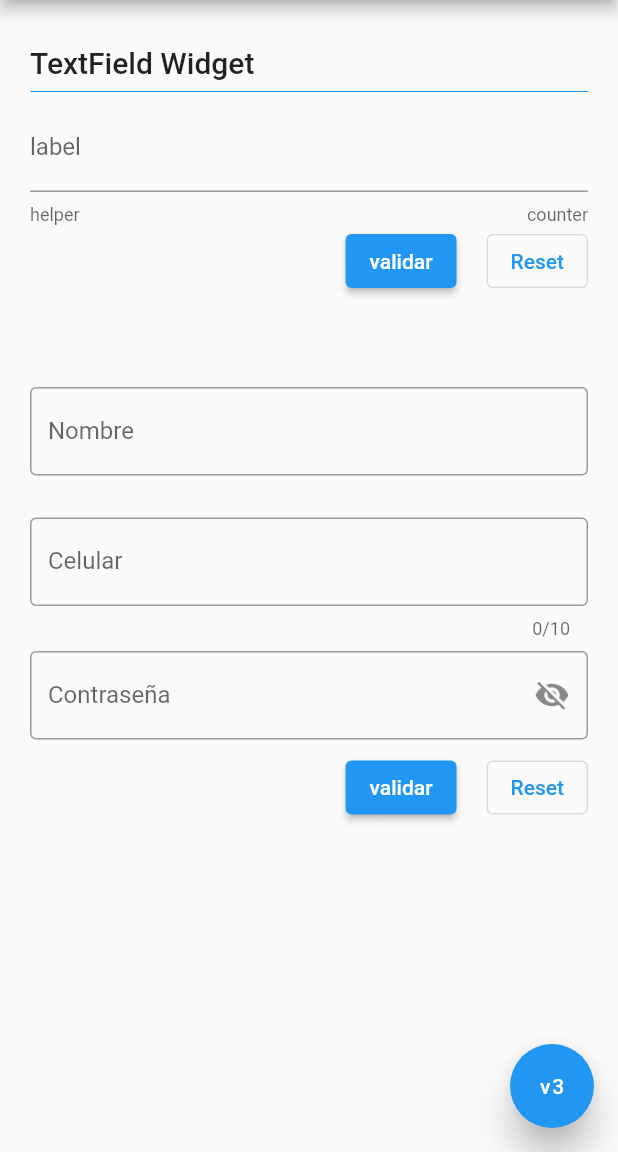
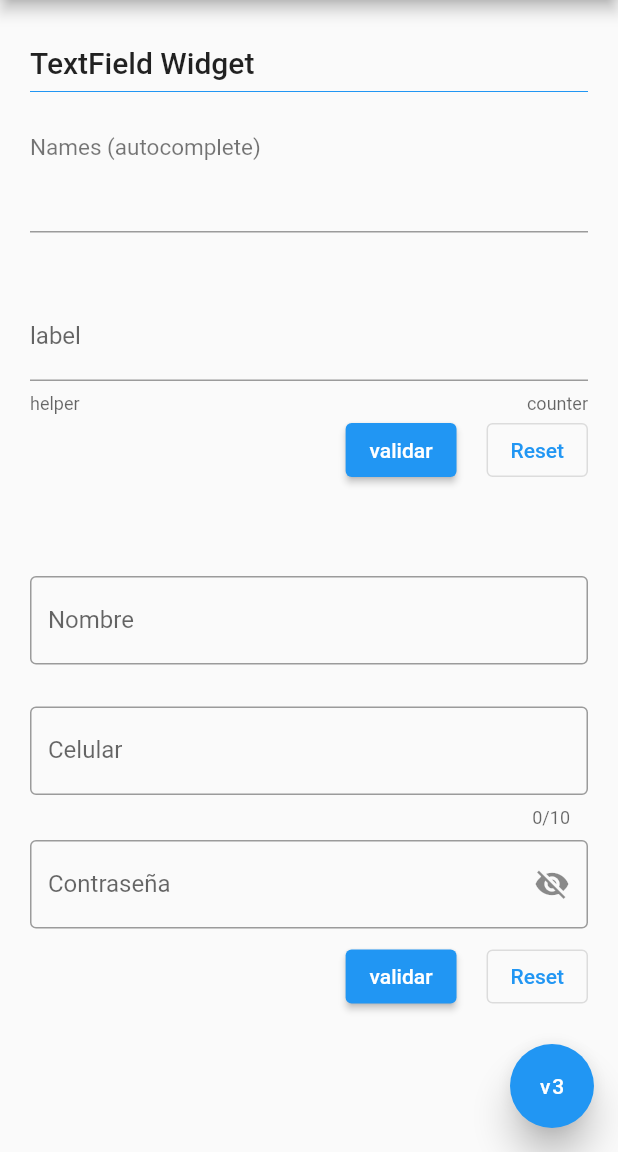
Before and after one commit to WaAlvis/MaterialDesing_show_case, a Flutter app: the InputsDemoScreen screen opened by its route, on a phone screen of 412 x 824 dp, the part 84-1236 px from its top. Run offline on Flutter 3.47's test engine with Material 2 defaults, Android fonts, the phone set to English and light mode, and no system bars.

Commit message:
agregando widget Input Autocomplete y hide teclado al tocar en otro lugar

```diff
--- a/lib/screens/inputs_demos_screen.dart
+++ b/lib/screens/inputs_demos_screen.dart
@@ -7,7 +7,10 @@ class InputsDemoScreen extends StatelessWidget {
 
   @override
   Widget build(BuildContext context) {
-    return Scaffold(
+    return GestureDetector(
+
+      onTap: () => FocusManager.instance.primaryFocus?.unfocus(),
+      child: Scaffold(
         appBar: const AppBarShowCase(),
         floatingActionButton: const BtnChangeMaterial(),
         body: SingleChildScrollView(
@@ -19,14 +22,18 @@ class InputsDemoScreen extends StatelessWidget {
                   title: 'TextField Widget',
                   caseWidget: Column(
                     children: const [
+                      SizedBox(height: 20),
+                      _AutoCompleteExample(),
+                      SizedBox(height: 40),
                       _EasyInputText(),
                       SizedBox(height: 60),
-                    InputsFormExample()
+                      InputsFormExample(),
                     ],
                   ),
                 ),
               )
             ],
+          ),
         ),
       ),
     );
@@ -140,9 +147,73 @@ class _InputsFormExampleState extends State<InputsFormExample> {
                 child: Text('Reset'),
               )
             ],
-            )
+          ),
         ],
-        ));
+      ),
+    );
+  }
+}
+
+class _AutoCompleteExample extends StatelessWidget {
+  static const List<String> _kOptions = <String>[
+    'Alka',
+    'Amaru',
+    'Asher',
+    'Bittor',
+    'Blake',
+    'Bran',
+    'Cedric',
+    'Chaim',
+    'Dante',
+    'Darey',
+    'Egan',
+    'Falco',
+    'Faraj',
+    'Farid',
+    'Goran',
+    'Guido',
+    'Hervé',
+    'Hesper',
+    'Ibrahim',
+    'Jairo',
+    'Karim',
+    'Lars',
+    'Mandel',
+    'Nanda',
+    'Rayan',
+    'Silvio',
+    'William',
+    'Xoan',
+    'Yandel',
+  ];
+
+  const _AutoCompleteExample({
+    super.key,
+  });
+
+  @override
+  Widget build(BuildContext context) {
+    return Column(
+      crossAxisAlignment: CrossAxisAlignment.start,
+      children: [
+
+        Text('Names (autocomplete)', style: TextStyle(fontSize: 15, color: Theme.of(context).unselectedWidgetColor),),
+        Autocomplete<String>(
+
+          optionsBuilder: (TextEditingValue textEditingValue) {
+            if (textEditingValue.text == '') {
+              return const Iterable<String>.empty();
+            }
+            return _kOptions.where((String option) {
+              return option.contains(textEditingValue.text.toLowerCase());
+            });
+          },
+          onSelected: (String selection) {
+            debugPrint('You just selected $selection');
+          },
+        ),
+      ],
+    );
   }
 }
 
```
Lines whose indentation alone changed are shown as unchanged.
